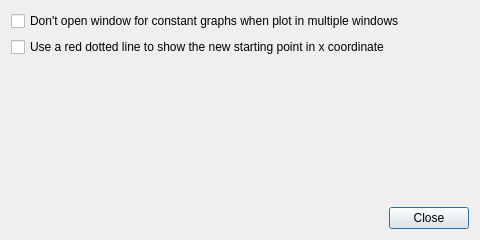
This is VisualStatistics/OptionsDialog.ui in kery/MacVisTat as Qt 5 draws it before an edit. The edited form follows.
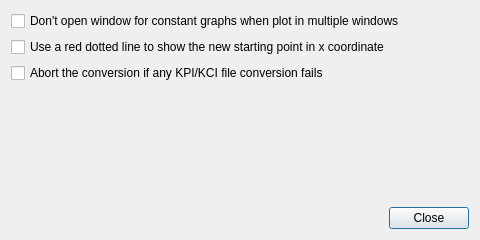
This is the edited form.

Commit message: Add option for aborting KPI/KCI file conversion on failure.

Patch:
```diff
--- a/VisualStatistics/OptionsDialog.ui
+++ b/VisualStatistics/OptionsDialog.ui
@@ -28,6 +28,13 @@
      </property>
     </widget>
    </item>
+   <item>
+    <widget class="QCheckBox" name="abortConvOnFailureCheckBox">
+     <property name="text">
+      <string>Abort the conversion if any KPI/KCI file conversion fails</string>
+     </property>
+    </widget>
+   </item>
    <item>
     <spacer name="verticalSpacer">
      <property name="orientation">
```
The commit also changes 6 other files.
